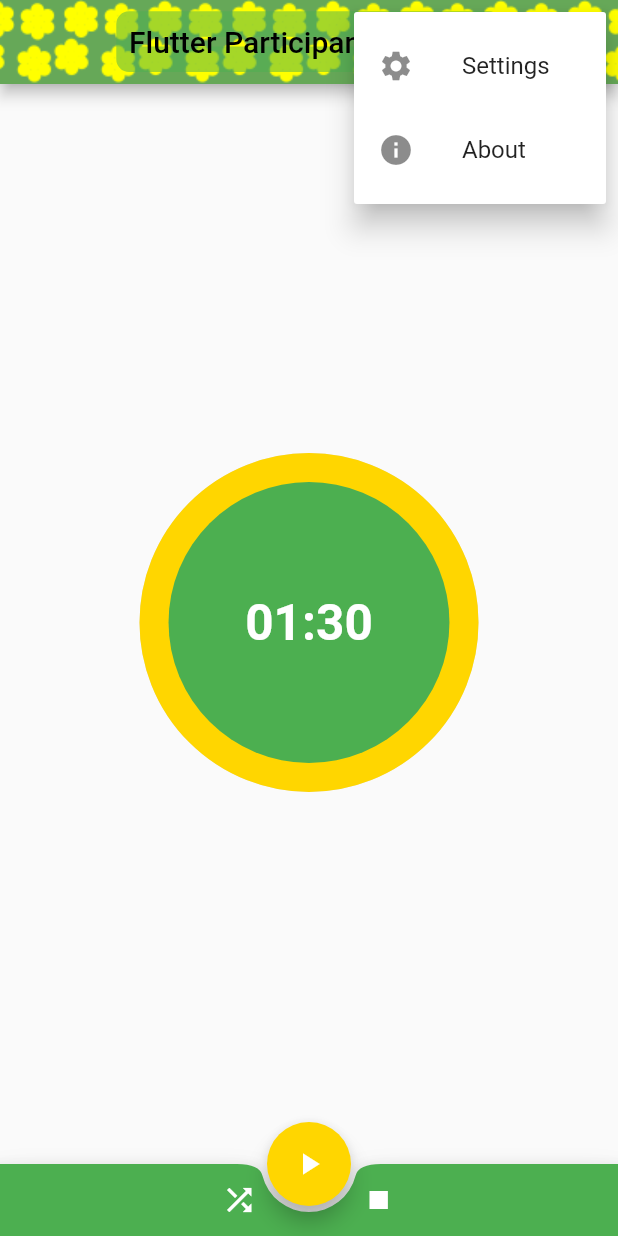
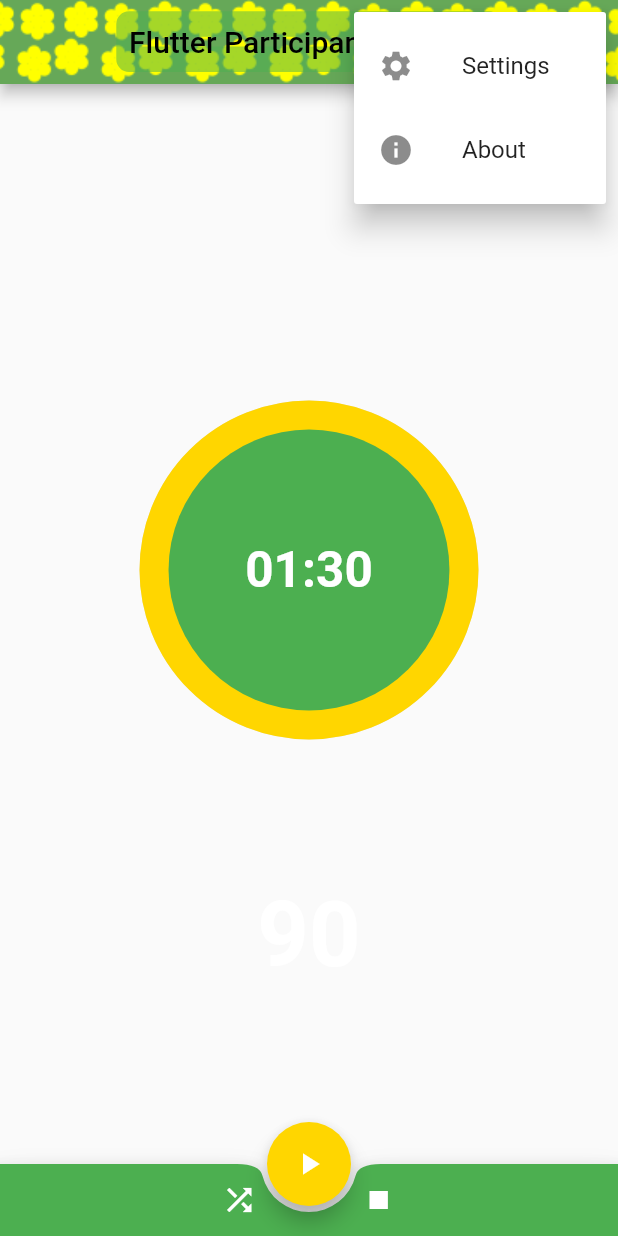
Before and after one commit to areee/fpl2_0, a Flutter app: the screen it shows after launch, after a tap on the "more vert" icon, on a phone screen of 412 x 824 dp. Run offline on Flutter 3.47's test engine with Material 2 defaults, Android fonts, the light colour scheme and no system bars; drawn by our look-alikes of circular_countdown_timer; our stand-ins replace google_fonts, shared_preferences; missing offline and left inert: about.

Commit message:
Initial changes for using counterDuration provider

```diff
--- a/lib/main.dart
+++ b/lib/main.dart
@@ -1,8 +1,9 @@
 import 'package:flutter/material.dart';
-import 'package:fpl2_0/models/count_down_runner.dart';
 import 'package:provider/provider.dart';
 
 import 'fpl_themes.dart';
+import 'models/count_down_runner.dart';
+import 'models/counter_duration.dart';
 import 'routes.dart';
 
 void main() {
@@ -11,6 +12,9 @@ void main() {
       providers: [
         ChangeNotifierProvider<CountDownRunner>(
           create: (_) => CountDownRunner(),
+        ),
+        ChangeNotifierProvider<CounterDuration>(
+          create: (_) => CounterDuration(),
         ),
       ],
       child: const MyApp(),
--- /dev/null
+++ b/lib/models/counter_duration.dart
@@ -0,0 +1,12 @@
+import 'package:flutter/material.dart';
+
+class CounterDuration with ChangeNotifier {
+  int _duration = 90;
+
+  int get duration => _duration;
+
+  void setDuration(int duration) {
+    _duration = duration;
+    notifyListeners();
+  }
+}
--- a/lib/view/home_page.dart
+++ b/lib/view/home_page.dart
@@ -1,5 +1,6 @@
 import 'package:flutter/material.dart';
 import 'package:fpl2_0/components/custom_app_bar.dart';
+import 'package:fpl2_0/models/counter_duration.dart';
 import 'package:provider/provider.dart';
 
 import '../components/custom_title_with_style.dart';
@@ -53,11 +54,21 @@ class HomePage extends StatelessWidget {
       body: Center(
         child: Column(
           mainAxisAlignment: MainAxisAlignment.center,
-          children: const [
-            Padding(
+          children: [
+            const Padding(
               padding: EdgeInsets.only(bottom: 2.0),
               child: CustomCircularCountDownTimer(),
             ),
+            Consumer<CounterDuration>(builder: (context, counterDuration, _) {
+              return Text(
+                '${counterDuration.duration}',
+                style: const TextStyle(
+                  fontSize: 60,
+                  fontWeight: FontWeight.bold,
+                  color: Colors.white,
+                ),
+              );
+            }),
           ],
         ),
       ),
```
Also changed, not shown: lib/view/settings_page.dart (+9 -2 lines), 1 other file.
